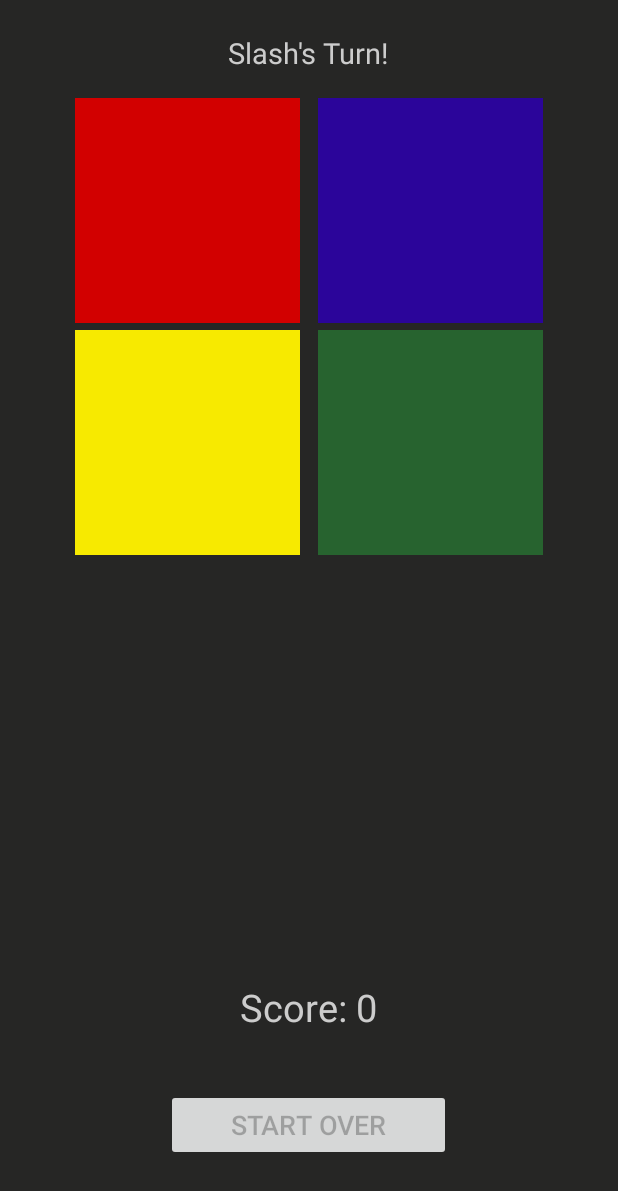
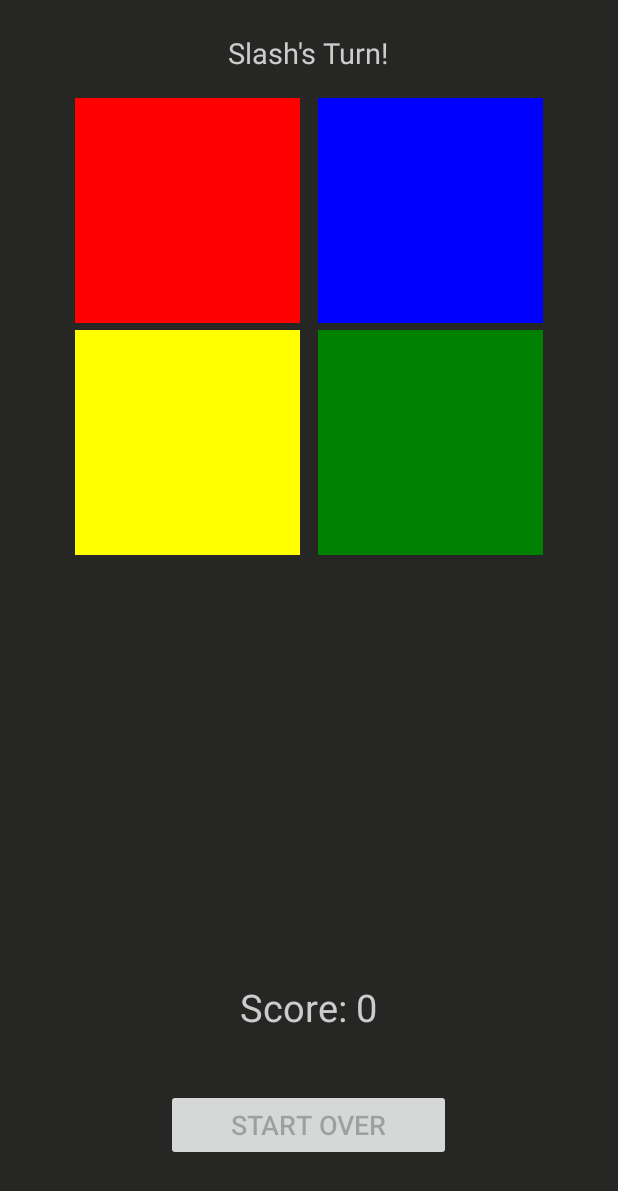
Before and after one commit to Schopperkyle/RockstarSays, an Android app: the MainActivity screen opened directly, with no data from a screen before it, on a phone screen of 412 x 824 dp. Shown: the top 1191 px of the screen. Run offline under Robolectric (Android 15) with nearby library versions, the phone set to English and light mode, and no system bars.

Commit message:
finish functionality

```diff
--- a/app/src/main/res/drawable/blue_highlight.xml
+++ b/app/src/main/res/drawable/blue_highlight.xml
@@ -1,7 +1,7 @@
 <?xml version="1.0" encoding="utf-8"?>
 <selector xmlns:android="http://schemas.android.com/apk/res/android">
-    <item android:drawable="@drawable/highlight_blue"
+    <item android:drawable="@color/highlightBlue"
         android:state_pressed="true"/>
-    <item android:drawable="@drawable/normal_blue"/>
+    <item android:drawable="@color/normalBlue"/>
 
 </selector>
--- a/app/src/main/res/drawable/green_highlight.xml
+++ b/app/src/main/res/drawable/green_highlight.xml
@@ -1,7 +1,7 @@
 <?xml version="1.0" encoding="utf-8"?>
 <selector xmlns:android="http://schemas.android.com/apk/res/android">
-    <item android:drawable="@drawable/highlight_green"
+    <item android:drawable="@color/highlightGreen"
         android:state_pressed="true"/>
-    <item android:drawable="@drawable/normal_green"/>
+    <item android:drawable="@color/normalGreen"/>
 
 </selector>
--- a/app/src/main/res/drawable/red_highlight.xml
+++ b/app/src/main/res/drawable/red_highlight.xml
@@ -1,7 +1,7 @@
 <?xml version="1.0" encoding="utf-8"?>
 <selector xmlns:android="http://schemas.android.com/apk/res/android">
-    <item android:drawable="@drawable/highlight_red"
+    <item android:drawable="@color/highlightRed"
         android:state_pressed="true"/>
-    <item android:drawable="@drawable/normal_red"/>
+    <item android:drawable="@color/normalRed"/>
 
 </selector>
--- a/app/src/main/res/drawable/yellow_highlight.xml
+++ b/app/src/main/res/drawable/yellow_highlight.xml
@@ -1,7 +1,7 @@
 <?xml version="1.0" encoding="utf-8"?>
 <selector xmlns:android="http://schemas.android.com/apk/res/android">
-    <item android:drawable="@drawable/highlight_yellow"
+    <item android:drawable="@color/highlightYellow"
         android:state_pressed="true"/>
-    <item android:drawable="@drawable/normal_yellow"/>
+    <item android:drawable="@color/normalYellow"/>
 
 </selector>
--- a/app/src/main/res/values/colors.xml
+++ b/app/src/main/res/values/colors.xml
@@ -3,4 +3,12 @@
     <color name="colorPrimary">#3F51B5</color>
     <color name="colorPrimaryDark">#303F9F</color>
     <color name="colorAccent">#FF4081</color>
+    <color name="normalRed">#ff0000</color>
+    <color name="highlightRed">#F94141</color>
+    <color name="normalBlue">#0000FF</color>
+    <color name="highlightBlue">#6F93F6</color>
+    <color name="normalYellow">#FFFF00</color>
+    <color name="highlightYellow">#FDF97D</color>
+    <color name="normalGreen">#008000</color>
+    <color name="highlightGreen">#00CC00</color>
 </resources>
```
